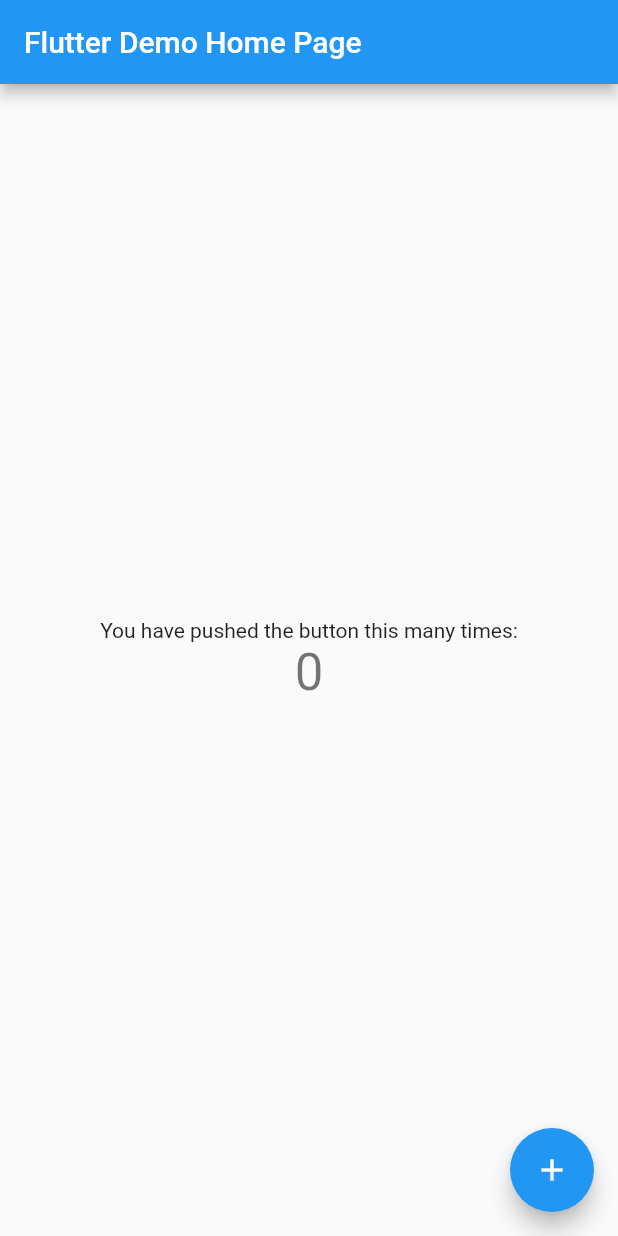
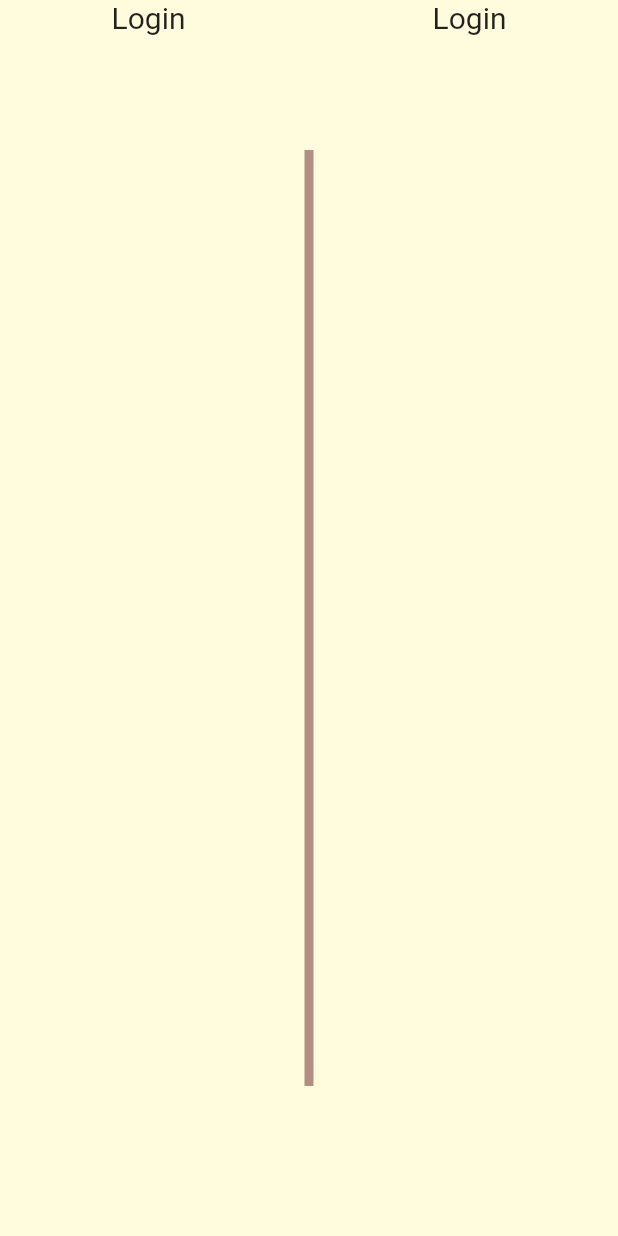
Before and after one commit to Pablo01bm/fanana, a Flutter app: the screen it shows after launch, on a phone screen of 412 x 824 dp. Run offline on Flutter 3.47's test engine with Material 2 defaults, Android fonts, the phone set to English and light mode, and no system bars.

Commit message:
[FAN-44] Added dependencies & basic login design

```diff
--- /dev/null
+++ b/lib/Pages/Login.dart
@@ -0,0 +1,64 @@
+import 'package:flutter/src/widgets/container.dart';
+import 'package:flutter/src/widgets/framework.dart';
+import 'package:flutter/material.dart';
+
+class Login  extends StatefulWidget {
+
+  //final String nombre ;
+
+  const Login({
+    super.key,
+    //required this.nombre,
+
+  });
+
+  @override
+  State<Login> createState() => _LoginState();
+}
+
+class _LoginState extends State<Login> {
+
+  //late String nombreeee;
+
+  @override
+  Widget build(BuildContext context) {
+
+
+
+    return Scaffold(
+      body: mainLogin()
+    );
+  }
+
+
+  Widget mainLogin (){
+
+    return Row(
+      mainAxisAlignment: MainAxisAlignment.spaceEvenly,
+
+      children: <Widget>[
+        loginDefault(),
+        const VerticalDivider(
+
+            thickness: 6,
+            indent: 100,
+            endIndent: 100,
+            color: Color.fromARGB(157, 132, 74, 74),
+          ),
+        loginDefault(),
+      ],
+    );
+  }
+
+  Widget loginDefault(){
+    return Column(
+      children: const <Widget>[
+        Text("Login", style: TextStyle(
+          fontSize: 20,
+        ),)
+      ],
+    );
+  }
+
+
+}
--- a/lib/main.dart
+++ b/lib/main.dart
@@ -1,4 +1,6 @@
 import 'package:flutter/material.dart';
+import 'Pages/Login.dart';
+
 
 void main() {
   runApp(const MyApp());
@@ -13,6 +15,7 @@
     return MaterialApp(
       title: 'Flutter Demo',
       theme: ThemeData(
+        scaffoldBackgroundColor: Color.fromARGB(255, 255, 252, 221),
         // This is the theme of your application.
         //
         // Try running your application with "flutter run". You'll see the
@@ -24,92 +27,7 @@
         // is not restarted.
         primarySwatch: Colors.blue,
       ),
-      home: const MyHomePage(title: 'Flutter Demo Home Page'),
+      home: Login(),
     );
   }
 }
-
-class MyHomePage extends StatefulWidget {
-  const MyHomePage({super.key, required this.title});
-
-  // This widget is the home page of your application. It is stateful, meaning
-  // that it has a State object (defined below) that contains fields that affect
-  // how it looks.
-
-  // This class is the configuration for the state. It holds the values (in this
-  // case the title) provided by the parent (in this case the App widget) and
-  // used by the build method of the State. Fields in a Widget subclass are
-  // always marked "final".
-
-  final String title;
-
-  @override
-  State<MyHomePage> createState() => _MyHomePageState();
-}
-
-class _MyHomePageState extends State<MyHomePage> {
-  int _counter = 0;
-
-  void _incrementCounter() {
-    setState(() {
-      // This call to setState tells the Flutter framework that something has
-      // changed in this State, which causes it to rerun the build method below
-      // so that the display can reflect the updated values. If we changed
-      // _counter without calling setState(), then the build method would not be
-      // called again, and so nothing would appear to happen.
-      _counter++;
-    });
-  }
-
-  @override
-  Widget build(BuildContext context) {
-    // This method is rerun every time setState is called, for instance as done
-    // by the _incrementCounter method above.
-    //
-    // The Flutter framework has been optimized to make rerunning build methods
-    // fast, so that you can just rebuild anything that needs updating rather
-    // than having to individually change instances of widgets.
-    return Scaffold(
-      appBar: AppBar(
-        // Here we take the value from the MyHomePage object that was created by
-        // the App.build method, and use it to set our appbar title.
-        title: Text(widget.title),
-      ),
-      body: Center(
-        // Center is a layout widget. It takes a single child and positions it
-        // in the middle of the parent.
-        child: Column(
-          // Column is also a layout widget. It takes a list of children and
-          // arranges them vertically. By default, it sizes itself to fit its
-          // children horizontally, and tries to be as tall as its parent.
-          //
-          // Invoke "debug painting" (press "p" in the console, choose the
-          // "Toggle Debug Paint" action from the Flutter Inspector in Android
-          // Studio, or the "Toggle Debug Paint" command in Visual Studio Code)
-          // to see the wireframe for each widget.
-          //
-          // Column has various properties to control how it sizes itself and
-          // how it positions its children. Here we use mainAxisAlignment to
-          // center the children vertically; the main axis here is the vertical
-          // axis because Columns are vertical (the cross axis would be
-          // horizontal).
-          mainAxisAlignment: MainAxisAlignment.center,
-          children: <Widget>[
-            const Text(
-              'You have pushed the button this many times:',
-            ),
-            Text(
-              '$_counter',
-              style: Theme.of(context).textTheme.headline4,
-            ),
-          ],
-        ),
-      ),
-      floatingActionButton: FloatingActionButton(
-        onPressed: _incrementCounter,
-        tooltip: 'Increment',
-        child: const Icon(Icons.add),
-      ), // This trailing comma makes auto-formatting nicer for build methods.
-    );
-  }
-}
--- a/pubspec.yaml
+++ b/pubspec.yaml
@@ -29,6 +29,7 @@
 # the latest version available on pub.dev. To see which dependencies have newer
 # versions available, run `flutter pub outdated`.
 dependencies:
+  flutter_secure_storage: ^6.0.0
   flutter:
     sdk: flutter
 
```
Also changed, not shown: 5 other files.
